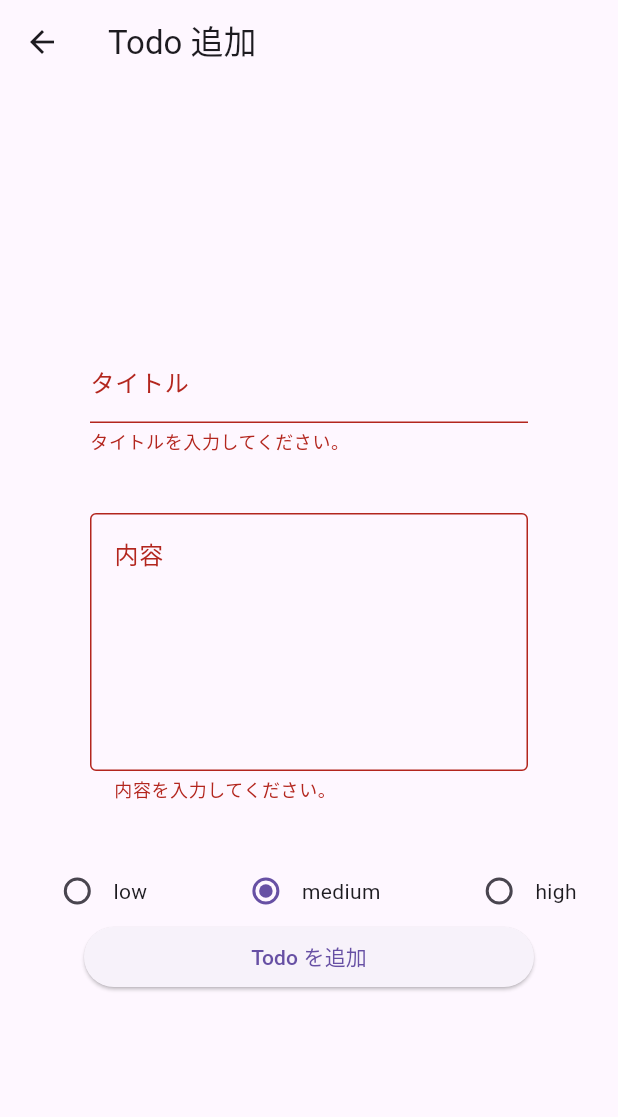
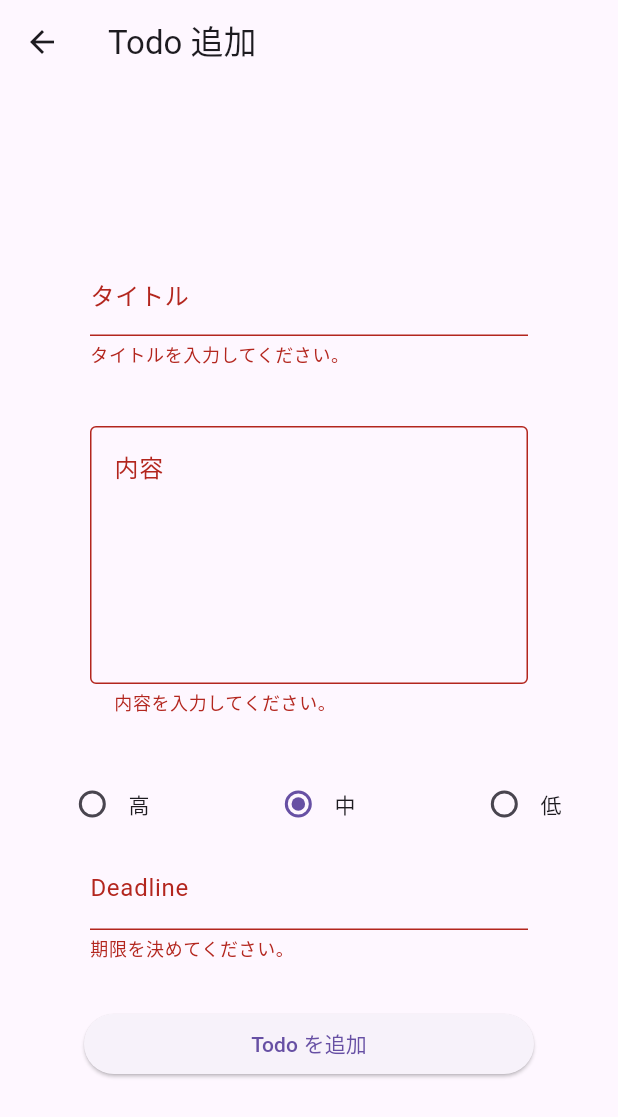
Before and after one commit to BeEngineer-Organization/todo_app_v2, a Flutter app: the TodoAddPage screen opened by its route, after a tap on "Todo を追加", on a phone screen of 412 x 824 dp. Shown: the top 1117 px of the screen. Run offline on Flutter 3.47's test engine with Material 3 defaults, Android fonts, the phone set to English and light mode, and no system bars; our stand-ins replace flutter_riverpod, sqflite; accounts and stored records are empty.

Commit message:
期限日項目の追加

```diff
--- a/lib/todo_add.dart
+++ b/lib/todo_add.dart
@@ -14,6 +14,10 @@ class _TodoAddPageState extends ConsumerState<TodoAddPage> {
   final formKey = GlobalKey<FormState>();
   final titleFormKey = GlobalKey<FormFieldState<String>>();
   final contentFormKey = GlobalKey<FormFieldState<String>>();
+  final priorityFormKey = GlobalKey<FormFieldState<String>>();
+  final priorityController = TextEditingController();
+  final deadlineFormKey = GlobalKey<FormFieldState<String>>();
+  final deadlineController = TextEditingController();
   Map<String, dynamic> formValue = {};
   int _value = 1;
 
@@ -85,7 +89,7 @@ class _TodoAddPageState extends ConsumerState<TodoAddPage> {
                           });
                         },
                       ),
-                      const Text('low')
+                      const Text('高')
                     ],
                   ),
                   Row(
@@ -101,7 +105,7 @@ class _TodoAddPageState extends ConsumerState<TodoAddPage> {
                           );
                         },
                       ),
-                      const Text('medium')
+                      const Text('中')
                     ],
                   ),
                   Row(
@@ -115,10 +119,40 @@ class _TodoAddPageState extends ConsumerState<TodoAddPage> {
                           });
                         },
                       ),
-                      const Text('high')
+                      const Text('低')
                     ],
                   ),
                 ],
+              ),
+              Container(
+                margin: const EdgeInsets.only(bottom: 32),
+                padding: const EdgeInsets.all(4),
+                width: 300,
+                child: TextFormField(
+                    key: deadlineFormKey,
+                    controller: deadlineController,
+                    decoration: const InputDecoration(
+                      labelText: "Deadline",
+                    ),
+                    onTap: () async {
+                      FocusScope.of(context)
+                          .requestFocus(new FocusNode()); //キーボードを非表示
+                      DateTime? date = await showDatePicker(
+                        context: context,
+                        initialDate: DateTime.now(),
+                        firstDate: DateTime(2022),
+                        lastDate: DateTime(2100),
+                      );
+                      if (date != null) {
+                        deadlineController.text =
+                            date.toIso8601String().substring(0, 10);
+                      }
+                    },
+                    validator: (value) {
+                      return value == null || value.isEmpty
+                          ? '期限を決めてください。'
+                          : null;
+                    }),
               ),
               SizedBox(
                 width: 300,
@@ -131,11 +165,12 @@ class _TodoAddPageState extends ConsumerState<TodoAddPage> {
                       formValue['content'] =
                           contentFormKey.currentState?.value ?? '';
                       formValue['priority'] = _value;
+                      formValue['deadline'] =
+                          deadlineFormKey.currentState?.value ?? '';
                       ref
                           .read(todoProvider.notifier)
                           .addTodoItem(formValue); // 修正
                       Navigator.of(context).pop();
-                      debugPrint('${_value}');
                     }
                   },
                   child: const Text('Todo を追加'),
--- a/lib/todo_db.dart
+++ b/lib/todo_db.dart
@@ -9,6 +9,7 @@ class TodoItem {
     required this.content,
     required this.isCompleted,
     required this.priority,
+    required this.deadline,
   });
 
   final int id;
@@ -16,6 +17,7 @@ class TodoItem {
   final String content;
   final bool isCompleted;
   final int priority;
+  final String deadline;
 
   Map<String, dynamic> toMap() {
     return {
@@ -24,6 +26,7 @@ class TodoItem {
       'content': content,
       'isCompleted': isCompleted,
       'priority': priority,
+      'deadline': deadline,
     };
   }
 
@@ -38,6 +41,7 @@ class TodoItem {
     String? content,
     bool? isCompleted,
     int? priority,
+    String? deadline,
   }) {
     return TodoItem(
       id: id ?? this.id,
@@ -45,6 +49,7 @@ class TodoItem {
       content: content ?? this.content,
       isCompleted: isCompleted ?? this.isCompleted,
       priority: priority ?? this.priority,
+      deadline: deadline ?? this.deadline,
     );
   }
 }
@@ -61,7 +66,7 @@ class TodoItemDatabase {
       join(await getDatabasesPath(), 'TodoItem_database.db'),
       onCreate: (db, version) {
         return db.execute(
-          'CREATE TABLE TodoItem(id INTEGER PRIMARY KEY, title TEXT, content TEXT, isCompleted INTEGER, priority INTEGER)',
+          'CREATE TABLE TodoItem(id INTEGER PRIMARY KEY, title TEXT, content TEXT, isCompleted INTEGER, priority INTEGER, deadline TEXT)',
         );
       },
       version: 1,
@@ -87,6 +92,7 @@ class TodoItemDatabase {
         content: maps[i]['content'],
         isCompleted: maps[i]['isCompleted'],
         priority: maps[i]['priority'],
+        deadline: maps[i]['deadline'],
       );
     });
   }
```
Also changed, not shown: lib/providers_db.dart (+6 -5 lines), lib/todo_detail.dart (+14 -5 lines), 3 other files.
